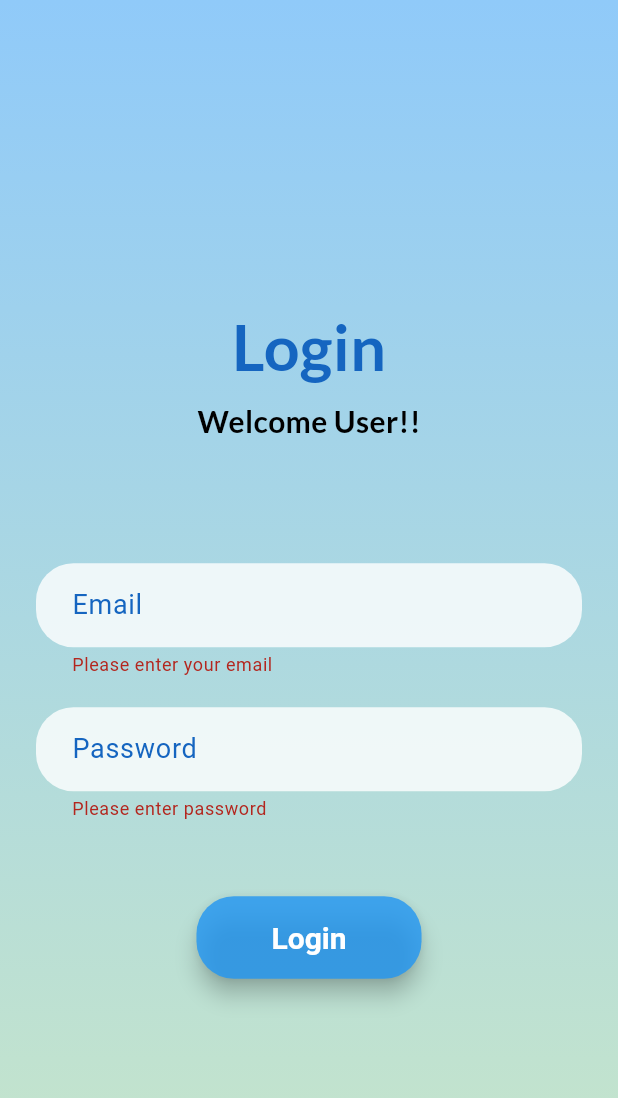
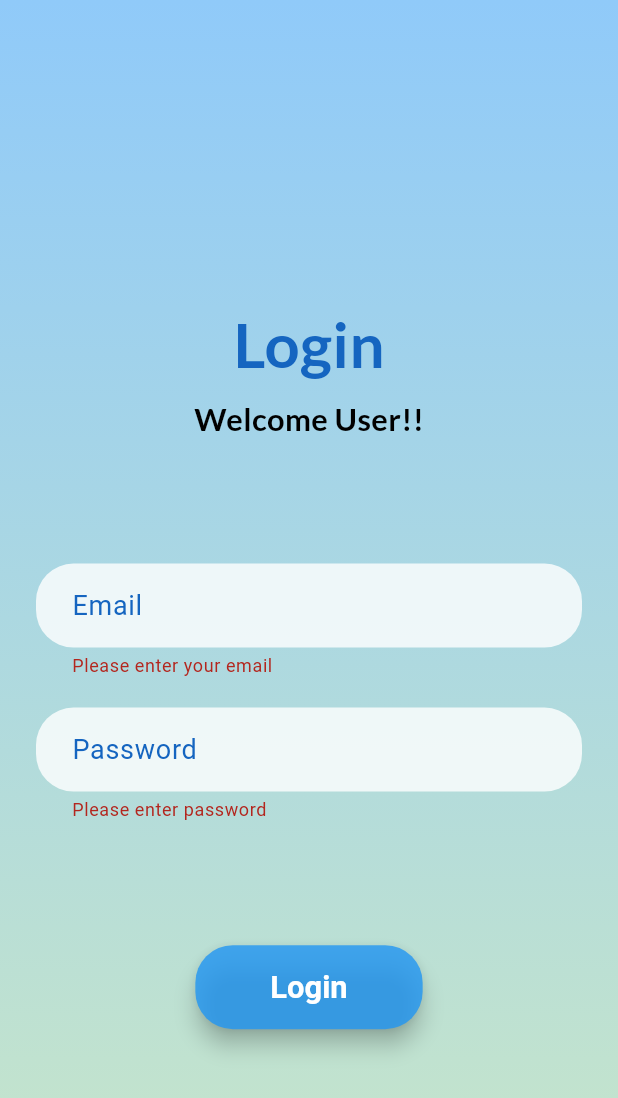
Before and after one commit to minali2801/news_app, a Flutter app: the screen it shows after launch, after a tap on "Login", on a phone screen of 412 x 824 dp. Shown: the top 1098 px of the screen. Run offline on Flutter 3.47's test engine with Material 3 defaults, Android fonts, the phone set to English and light mode, and no system bars; our stand-ins replace email_validator, google_fonts, shared_preferences, webview_flutter; network calls fail.

Commit message:
Update login page layout and navigation logic

```diff
--- a/lib/main.dart
+++ b/lib/main.dart
@@ -17,47 +17,68 @@ final ThemeData darkTheme = ThemeData(
   primarySwatch: Colors.blue,
   visualDensity: VisualDensity.adaptivePlatformDensity,
 );
+
 void main() async {
   WidgetsFlutterBinding.ensureInitialized();
-  SharedPreferences prefs = await SharedPreferences.getInstance();
-  bool isLoggedin = prefs.getBool('isLoggedin') ?? false;
-  runApp(MyApp(isLoggedin: isLoggedin));
+  runApp(const MyApp());
 }
 
 class MyApp extends StatefulWidget {
-  final bool isLoggedin;
-
-  const MyApp({super.key, required this.isLoggedin});
+  const MyApp({super.key});
 
   @override
   State<MyApp> createState() => _MyAppState();
 }
 
 class _MyAppState extends State<MyApp> {
+  bool _isLoggedin = false;
   bool _isDarkMode = false;
+  bool _isLoading = true;
+
+  @override
+  void initState() {
+    super.initState();
+    _checkLoginStatus();
+  }
+
+  void _checkLoginStatus() async {
+    SharedPreferences prefs = await SharedPreferences.getInstance();
+    setState(() {
+      _isLoggedin = prefs.getBool('isLoggedin') ?? false;
+      _isLoading = false;
+    });
+  }
 
   void _toggleTheme() {
     setState(() {
       _isDarkMode = !_isDarkMode;
     });
   }
-  // This widget is the root of your application.
+
   @override
   Widget build(BuildContext context) {
+    if (_isLoading) {
+      return const MaterialApp(
+        home: Scaffold(
+          body: Center(child: CircularProgressIndicator()),
+        ),
+      );
+    }
+
     return MultiProvider(
       providers: [
-        ChangeNotifierProvider(create: (_) => NewsProvider()), // NewsProvider
-        ChangeNotifierProvider(
-          create: (_) => BookmarksProvider(),
-        ), // BookmarksProvider
+        ChangeNotifierProvider(create: (_) => NewsProvider()),
+        ChangeNotifierProvider(create: (_) => BookmarksProvider()),
       ],
       child: MaterialApp(
-        title: 'Flutter Demo',
+        title: 'Flutter News App',
         debugShowCheckedModeBanner: false,
         theme: lightTheme,
         darkTheme: darkTheme,
         themeMode: _isDarkMode ? ThemeMode.dark : ThemeMode.light,
-        home: widget.isLoggedin ? HomePage(toggleTheme: _toggleTheme,) : LoginPage(),
+        home: _isLoggedin
+            ? HomePage(toggleTheme: _toggleTheme)
+            : const LoginPage(),
       ),
     );
   }
--- a/lib/screens/homescreen.dart
+++ b/lib/screens/homescreen.dart
@@ -9,7 +9,7 @@ class HomePage extends StatelessWidget {
   @override
   Widget build(BuildContext context) {
     return DefaultTabController(
-      length: 2, // number of tabs
+      length: 2,
       child: Scaffold(
         appBar: AppBar(
           actions: [
--- a/lib/screens/login_page.dart
+++ b/lib/screens/login_page.dart
@@ -20,7 +20,9 @@ class _LoginPageState extends State<LoginPage> {
   Widget build(BuildContext context) {
     return Scaffold(
       resizeToAvoidBottomInset: true,
-      body: Container(
+      body: LayoutBuilder(
+        builder: (context, constraints) {
+          return Container(
             decoration: BoxDecoration(
               gradient: LinearGradient(
                 begin: Alignment.topCenter,
@@ -28,20 +30,27 @@ class _LoginPageState extends State<LoginPage> {
                 colors: [Colors.blue.shade200, Colors.green.shade100],
               ),
             ),
+            child: SingleChildScrollView(
+              padding: EdgeInsets.only(
+                bottom: MediaQuery.of(context).viewInsets.bottom + 20,
+              ),
+              child: ConstrainedBox(
+                constraints: BoxConstraints(
+                  minHeight: constraints.maxHeight,
+                ),
+                child: IntrinsicHeight(
                   child: Form(
                     key: _formkey,
-          child: SafeArea(
                     child: Padding(
                       padding: const EdgeInsets.all(24.0),
-              child: Flexible(
                       child: Column(
                         mainAxisAlignment: MainAxisAlignment.center,
                         children: <Widget>[
-                    SizedBox(height: 50),
+                          SizedBox(height: constraints.maxHeight * 0.1),
                           Text(
                             'Login',
                             style: GoogleFonts.lato(
-                        fontSize: 42,
+                              fontSize: constraints.maxWidth * 0.1,
                               fontWeight: FontWeight.bold,
                               color: Colors.blue.shade800,
                             ),
@@ -50,12 +59,12 @@ class _LoginPageState extends State<LoginPage> {
                           Text(
                             'Welcome User!!',
                             style: GoogleFonts.lato(
-                        fontSize: 20,
+                              fontSize: constraints.maxWidth * 0.05,
                               color: Colors.black,
                               fontWeight: FontWeight.bold,
                             ),
                           ),
-                    SizedBox(height: 80),
+                          SizedBox(height: constraints.maxHeight * 0.1),
                           buildTextFormField(
                             controller: _emailController,
                             lable: 'Email',
@@ -74,13 +83,13 @@ class _LoginPageState extends State<LoginPage> {
                               return null;
                             },
                           ),
-                    SizedBox(height: 50),
+                          SizedBox(height: constraints.maxHeight * 0.1),
                           ElevatedButton(
                             style: ElevatedButton.styleFrom(
                               backgroundColor: Colors.blue.withOpacity(.8),
                               foregroundColor: Colors.white,
                               padding: EdgeInsets.symmetric(horizontal: 50, vertical: 16),
-                        textStyle: TextStyle(fontSize: 20, fontWeight: FontWeight.bold),
+                              textStyle: TextStyle(fontSize: constraints.maxWidth * 0.05, fontWeight: FontWeight.bold),
                               shape: RoundedRectangleBorder(borderRadius: BorderRadius.circular(25)),
                               elevation: 6,
                             ),
@@ -100,7 +109,7 @@ class _LoginPageState extends State<LoginPage> {
                                   );
 
                                   Future.delayed(Duration(seconds: 2), () {
-                              Navigator.push(
+                                    Navigator.pushReplacement(
                                       context,
                                       MaterialPageRoute(builder: (context) => NewsFeedPage()),
                                     );
@@ -119,8 +128,12 @@ class _LoginPageState extends State<LoginPage> {
               ),
             ),
           );
+        },
+      ),
+    );
   }
 }
+
 Widget buildTextFormField({
   required TextEditingController controller,
   required String lable,
@@ -152,7 +165,7 @@ Widget buildTextFormField({
   );
 }
 
-// Email validation function using regular expression
+
 String? emailValidator(String? value) {
   if (value == null || value.isEmpty) {
     return 'Please enter your email';
@@ -161,10 +174,4 @@ String? emailValidator(String? value) {
     return 'Please enter a valid email address';
   }
   return null;
-  //  String emailPattern = r'^[a-zA-Z0-9._%+-]+@[a-zA-Z0-9.-]+\.[a-zA-Z]{2,}$';
-  //   RegExp regex = RegExp(emailPattern);
-  //   if (!regex.hasMatch(value)) {
-  //     return 'Please enter a valid email address';
-  //   }
-  //   return null;
 }
--- a/lib/screens/news_feed_page.dart
+++ b/lib/screens/news_feed_page.dart
@@ -1,13 +1,13 @@
 import 'package:flutter/material.dart';
 import 'package:news_app/providers/bookmarks_provider.dart';
 import 'package:news_app/screens/articleweb_view_page.dart';
+import 'package:news_app/screens/login_page.dart';
 import 'package:provider/provider.dart';
 import '../providers/news_provider.dart';
 import 'package:intl/intl.dart';
 
 class NewsFeedPage extends StatefulWidget {
   const NewsFeedPage({super.key});
-
 
   @override
   State<NewsFeedPage> createState() => _NewsFeedPageState();
@@ -28,8 +28,10 @@ class _NewsFeedPageState extends State<NewsFeedPage> {
     final newsProvider = Provider.of<NewsProvider>(context, listen: false);
     await newsProvider.fetchNews();
     // After news is fetched, update bookmarks with current articles
-    Provider.of<BookmarksProvider>(context, listen: false)
-        .setAvailableArticles(newsProvider.newsArticles);
+    Provider.of<BookmarksProvider>(
+      context,
+      listen: false,
+    ).setAvailableArticles(newsProvider.newsArticles);
   }
 
   @override
@@ -41,8 +43,12 @@ class _NewsFeedPageState extends State<NewsFeedPage> {
        // Fetch news data initially
       Provider.of<NewsProvider>(context, listen: false).fetchNews().then((_) {
       // After news is fetched, update bookmarks with current articles
-        Provider.of<BookmarksProvider>(context, listen: false)
-            .setAvailableArticles(Provider.of<NewsProvider>(context, listen: false).newsArticles);
+        Provider.of<BookmarksProvider>(
+          context,
+          listen: false,
+        ).setAvailableArticles(
+          Provider.of<NewsProvider>(context, listen: false).newsArticles,
+        );
       });
     });
   }
@@ -54,8 +60,9 @@ class _NewsFeedPageState extends State<NewsFeedPage> {
 
     return Scaffold(
       body: RefreshIndicator(
-        onRefresh: _refreshNews, // Define the refresh function here
-        child: newsProvider.isLoading
+        onRefresh: _refreshNews,
+        child:
+            newsProvider.isLoading
                 ? Center(child: CircularProgressIndicator())
                 : newsProvider.errorMessage != null
                 ? Center(child: Text(newsProvider.errorMessage!))
@@ -65,7 +72,7 @@ class _NewsFeedPageState extends State<NewsFeedPage> {
                   itemCount: newsProvider.newsArticles.length,
                   itemBuilder: (context, index) {
                     final article = newsProvider.newsArticles[index];
-                     // final isBookmarked = bookProvider.isBookmarked(article);
+
 
                     return Card(
                       margin: EdgeInsets.all(12),
@@ -77,7 +84,9 @@ class _NewsFeedPageState extends State<NewsFeedPage> {
                           Navigator.push(
                             context,
                             MaterialPageRoute(
-                                builder: (context) => ArticleWebViewPage(url: article.url),
+                              builder:
+                                  (context) =>
+                                      ArticleWebViewPage(url: article.url),
                             ),
                           );
                         },
@@ -95,7 +104,8 @@ class _NewsFeedPageState extends State<NewsFeedPage> {
                                 height: 200,
                                 width: double.infinity,
                                 fit: BoxFit.cover,
-                                  errorBuilder: (context, error, stackTrace) => Container(
+                                errorBuilder:
+                                    (context, error, stackTrace) => Container(
                                       height: 200,
                                       color: Colors.grey[300],
                                       child: Icon(Icons.broken_image),
@@ -107,30 +117,44 @@ class _NewsFeedPageState extends State<NewsFeedPage> {
                               child: Column(
                                 crossAxisAlignment: CrossAxisAlignment.start,
                                 children: [
-                                    Text(article.title,
-                                        style: TextStyle(fontSize: 18, fontWeight: FontWeight.bold)),
+                                  Text(
+                                    article.title,
+                                    style: TextStyle(
+                                      fontSize: 18,
+                                      fontWeight: FontWeight.bold,
+                                    ),
+                                  ),
                                   SizedBox(height: 8),
-                                    Text(article.description, style: TextStyle(color: Colors.grey[700])),
+                                  Text(
+                                    article.description,
+                                    style: TextStyle(color: Colors.grey[700]),
+                                  ),
                                   SizedBox(height: 12),
                                   Row(
-                                      mainAxisAlignment: MainAxisAlignment.spaceBetween,
+                                    mainAxisAlignment:
+                                        MainAxisAlignment.spaceBetween,
                                     children: [
                                       Flexible(
                                         child: Text(
                                           'Source: ${article.sourceName}',
-                                            style: TextStyle(fontWeight: FontWeight.w500, overflow: TextOverflow.ellipsis),
+                                          style: TextStyle(
+                                            fontWeight: FontWeight.w500,
+                                            overflow: TextOverflow.ellipsis,
+                                          ),
                                         ),
                                       ),
                                       Flexible(
                                         child: Text(
                                           formatDate(article.publishedDate),
-                                            style: TextStyle(color: Colors.grey[600]),
+                                          style: TextStyle(
+                                            color: Colors.grey[600],
+                                          ),
                                         ),
                                       ),
                                     ],
                                   ),
                                   SizedBox(height: 10),
-                                    // Bookmark button
+
                                   Align(
                                     alignment: Alignment.centerRight,
                                     child: IconButton(
@@ -140,6 +164,7 @@ class _NewsFeedPageState extends State<NewsFeedPage> {
                                             : Icons.bookmark_border,
                                       ),
                                       onPressed: () {
+                                        //  Navigator.push(context, MaterialPageRoute(builder: (context) => LoginPage()));
                                         bookProvider.toggleBookmark(article);
                                       },
                                     ),
```
Also changed, not shown: lib/screens/themedata_page.dart (deleted), 2 other files. Lines whose indentation alone changed are shown as unchanged.
